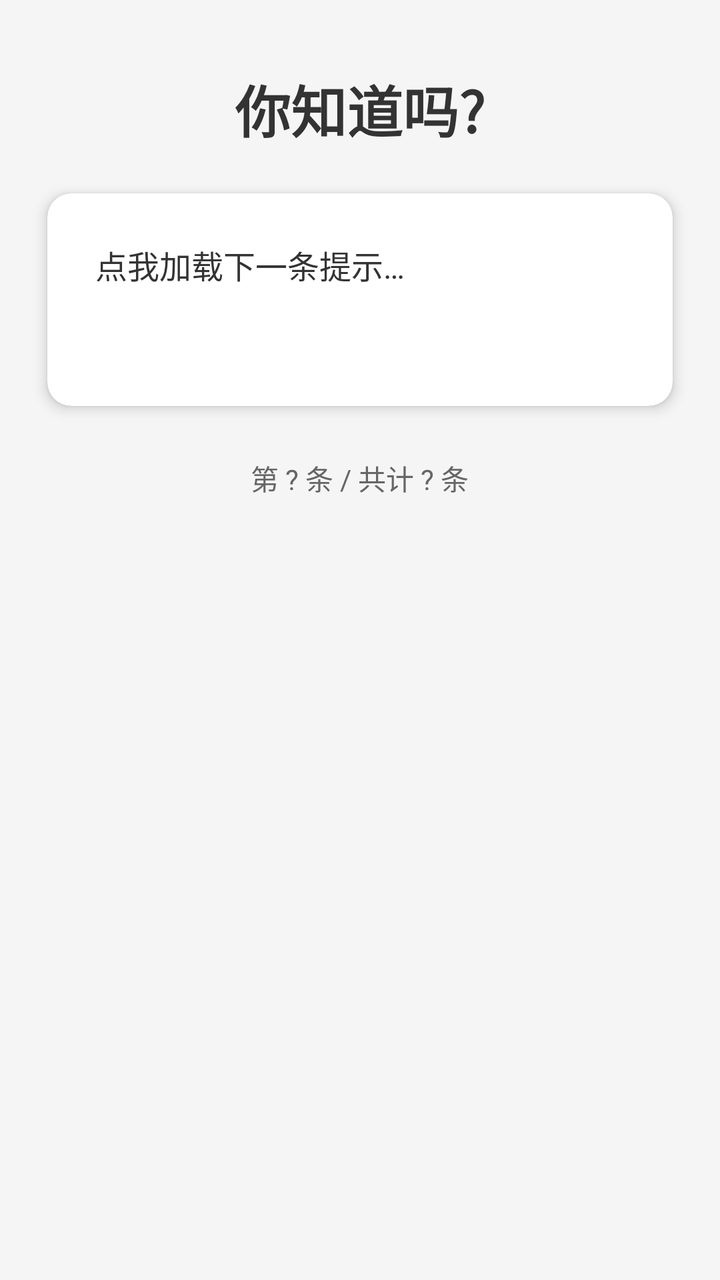
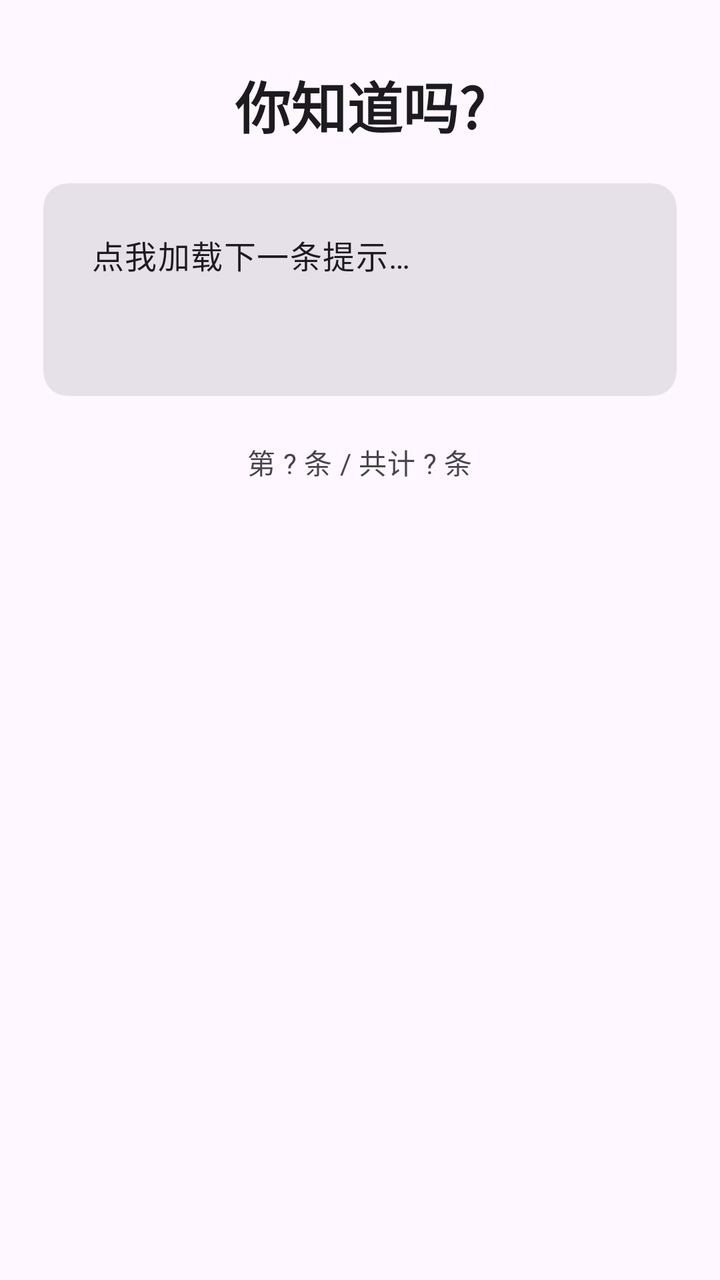

Before-and-after screenshots of an Android layout around one commit, followed by the original layout XML and the change that was made.
<!-- AndroidManifest.xml: activity theme Theme.JustNothing -->
<!-- res/layout/activity_did_you_know.xml -->
<?xml version="1.0" encoding="utf-8"?>
<ScrollView xmlns:android="http://schemas.android.com/apk/res/android"
    xmlns:app="http://schemas.android.com/apk/res-auto"
    android:layout_width="match_parent"
    android:layout_height="match_parent"
    android:background="#F5F5F5"
    android:padding="16dp">

    <LinearLayout
        android:layout_width="match_parent"
        android:layout_height="wrap_content"
        android:orientation="vertical"
        android:gravity="center">

        <TextView
            android:layout_width="wrap_content"
            android:layout_height="wrap_content"
            android:layout_marginTop="18dp"
            android:layout_marginBottom="12dp"
            android:text="@string/did_you_know_title"
            android:textColor="#333333"
            android:textSize="28sp"
            android:textStyle="bold" />


        <androidx.cardview.widget.CardView
            android:id="@+id/tip_card"
            android:layout_width="match_parent"
            android:layout_height="wrap_content"
            android:layout_marginBottom="16dp"
            app:cardCornerRadius="12dp"
            app:cardElevation="4dp"
            app:cardUseCompatPadding="true">

            <LinearLayout
                android:id="@+id/tip_container"
                android:layout_width="match_parent"
                android:layout_height="wrap_content"
                android:clickable="true"
                android:focusable="true"
                android:foreground="?android:attr/selectableItemBackground"
                android:orientation="vertical"
                android:padding="24dp">

                <TextView
                    android:id="@+id/tip_content"
                    android:layout_width="match_parent"
                    android:layout_height="wrap_content"
                    android:clickable="false"
                    android:focusable="false"
                    android:lineSpacingExtra="4dp"
                    android:longClickable="false"
                    android:text="@string/did_you_know_click_hint"
                    android:textColor="#333333"
                    android:textSize="16sp" />

                <TextView
                    android:id="@+id/tip_author"
                    android:layout_width="match_parent"
                    android:layout_height="wrap_content"
                    android:layout_marginTop="16dp"
                    android:clickable="false"
                    android:focusable="false"
                    android:longClickable="false"
                    android:text="@string/general_empty"
                    android:textAlignment="textEnd"
                    android:textColor="#666666"
                    android:textSize="14sp"
                    android:textStyle="italic" />

            </LinearLayout>

        </androidx.cardview.widget.CardView>

        <TextView
            android:id="@+id/tip_counter"
            android:layout_width="wrap_content"
            android:layout_height="wrap_content"
            android:layout_marginBottom="16dp"
            android:text="@string/did_you_know_unknown_index"
            android:textColor="#666666"
            android:textSize="14sp" />


    </LinearLayout>

</ScrollView>
<!-- resources referenced by this layout -->
<resources>
  <string name="did_you_know_click_hint">点我加载下一条提示…</string>
  <string name="did_you_know_title">你知道吗?</string>
  <string name="did_you_know_unknown_index">第 ? 条 / 共计 ? 条</string>
  <string name="general_empty">" "</string>
  <style name="Theme.JustNothing" parent="Base.Theme.JustNothing" />
  <style name="Base.Theme.JustNothing" parent="Theme.Material3.DayNight.NoActionBar">
          
          
      </style>
</resources>

<!-- the commit's change to res/layout/activity_did_you_know.xml (unified diff, before → after) -->
@@ -3,8 +3,7 @@
     xmlns:app="http://schemas.android.com/apk/res-auto"
     android:layout_width="match_parent"
     android:layout_height="match_parent"
-    android:background="#F5F5F5"
-    android:padding="16dp">
+    android:padding="@dimen/spacing_16">
 
     <LinearLayout
         android:layout_width="match_parent"
@@ -15,21 +14,19 @@
         <TextView
             android:layout_width="wrap_content"
             android:layout_height="wrap_content"
-            android:layout_marginTop="18dp"
-            android:layout_marginBottom="12dp"
+            android:layout_marginTop="@dimen/spacing_16"
+            android:layout_marginBottom="@dimen/spacing_12"
             android:text="@string/did_you_know_title"
-            android:textColor="#333333"
-            android:textSize="28sp"
-            android:textStyle="bold" />
+            android:textColor="?attr/colorOnSurface"
+            android:textAppearance="@style/TextAppearance.App.Display" />
 
 
-        <androidx.cardview.widget.CardView
+        <com.google.android.material.card.MaterialCardView
             android:id="@+id/tip_card"
+            style="@style/Widget.App.Card"
             android:layout_width="match_parent"
             android:layout_height="wrap_content"
-            android:layout_marginBottom="16dp"
-            app:cardCornerRadius="12dp"
-            app:cardElevation="4dp"
+            android:layout_marginBottom="@dimen/spacing_16"
             app:cardUseCompatPadding="true">
 
             <LinearLayout
@@ -40,7 +37,7 @@
                 android:focusable="true"
                 android:foreground="?android:attr/selectableItemBackground"
                 android:orientation="vertical"
-                android:padding="24dp">
+                android:padding="@dimen/spacing_24">
 
                 <TextView
                     android:id="@+id/tip_content"
@@ -51,35 +48,34 @@
                     android:lineSpacingExtra="4dp"
                     android:longClickable="false"
                     android:text="@string/did_you_know_click_hint"
-                    android:textColor="#333333"
-                    android:textSize="16sp" />
+                    android:textColor="?attr/colorOnSurface"
+                    android:textAppearance="@style/TextAppearance.App.Body" />
 
                 <TextView
                     android:id="@+id/tip_author"
                     android:layout_width="match_parent"
                     android:layout_height="wrap_content"
-                    android:layout_marginTop="16dp"
+                    android:layout_marginTop="@dimen/spacing_16"
                     android:clickable="false"
                     android:focusable="false"
                     android:longClickable="false"
                     android:text="@string/general_empty"
                     android:textAlignment="textEnd"
-                    android:textColor="#666666"
-                    android:textSize="14sp"
-                    android:textStyle="italic" />
+                    android:textColor="?attr/colorOnSurfaceVariant"
+                    android:textAppearance="@style/TextAppearance.App.Caption" />
 
             </LinearLayout>
 
-        </androidx.cardview.widget.CardView>
+        </com.google.android.material.card.MaterialCardView>
 
         <TextView
             android:id="@+id/tip_counter"
             android:layout_width="wrap_content"
             android:layout_height="wrap_content"
-            android:layout_marginBottom="16dp"
+            android:layout_marginBottom="@dimen/spacing_16"
             android:text="@string/did_you_know_unknown_index"
-            android:textColor="#666666"
-            android:textSize="14sp" />
+            android:textColor="?attr/colorOnSurfaceVariant"
+            android:textAppearance="@style/TextAppearance.App.Caption" />
 
 
     </LinearLayout>
<!-- resource entries referenced after the edit -->
@@ -1,12 +1,28 @@
 <!-- resources referenced by this layout -->
 <resources>
+  <dimen name="spacing_12">12dp</dimen>
+  <dimen name="spacing_16">16dp</dimen>
+  <dimen name="spacing_24">24dp</dimen>
   <string name="did_you_know_click_hint">点我加载下一条提示…</string>
   <string name="did_you_know_title">你知道吗?</string>
   <string name="did_you_know_unknown_index">第 ? 条 / 共计 ? 条</string>
   <string name="general_empty">" "</string>
+  <style name="TextAppearance.App.Body" parent="TextAppearance.Material3.BodyLarge">
+          <item name="android:textColor">?attr/colorOnSurface</item>
+      </style>
+  <style name="TextAppearance.App.Caption" parent="TextAppearance.Material3.BodyMedium">
+          <item name="android:textColor">?attr/colorOnSurfaceVariant</item>
+      </style>
+  <style name="TextAppearance.App.Display" parent="TextAppearance.Material3.HeadlineMedium">
+          <item name="android:textStyle">bold</item>
+          <item name="android:textColor">?attr/colorOnSurface</item>
+      </style>
+  <style name="Widget.App.Card" parent="Widget.Material3.CardView.Filled">
+          <item name="cardCornerRadius">@dimen/card_corner_radius</item>
+      </style>
   <style name="Theme.JustNothing" parent="Base.Theme.JustNothing" />
+  <dimen name="card_corner_radius">12dp</dimen>
   <style name="Base.Theme.JustNothing" parent="Theme.Material3.DayNight.NoActionBar">
-          
           
       </style>
 </resources>
